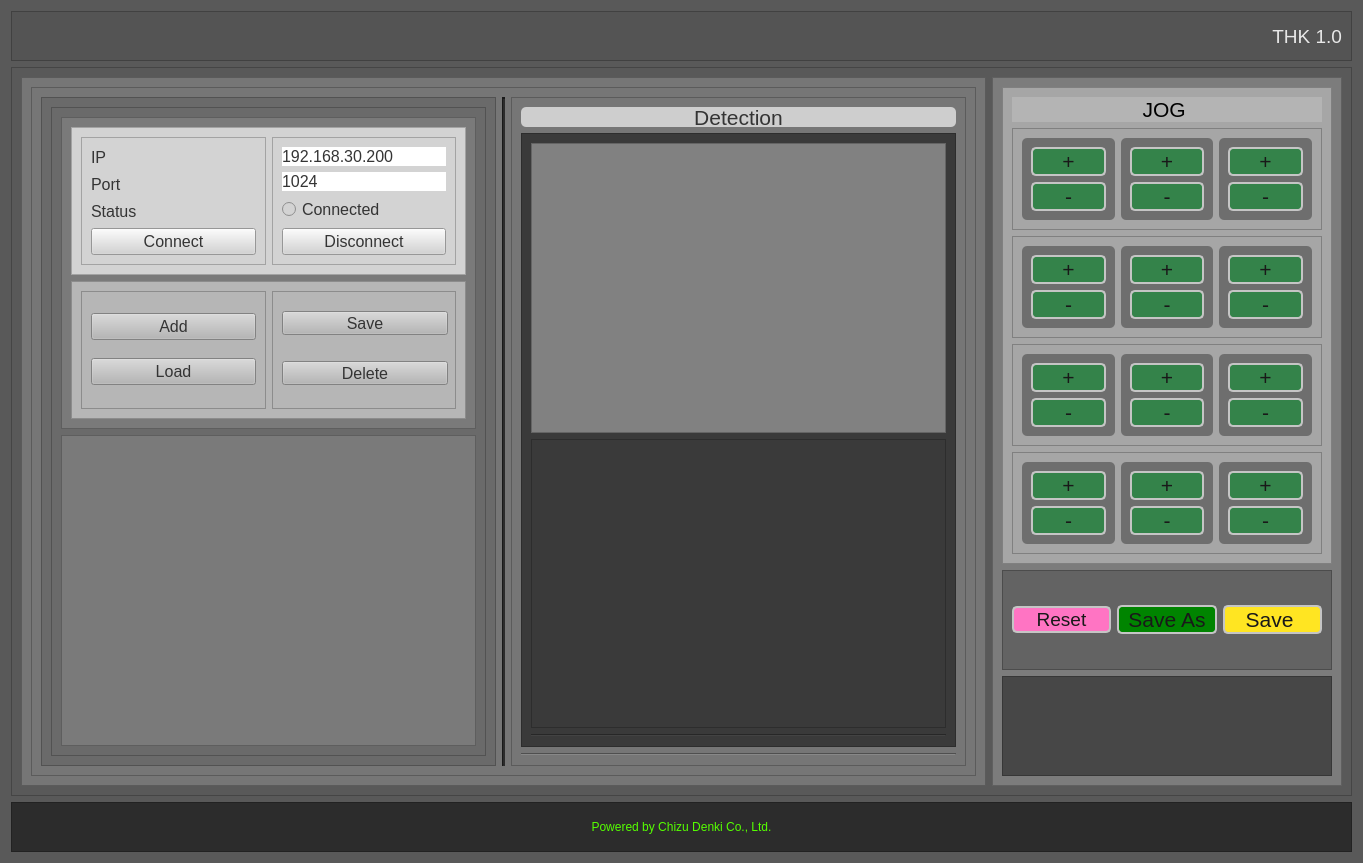
Old version of the form UI/MainForm.ui in the repository augustineajibo/THK_Hand.
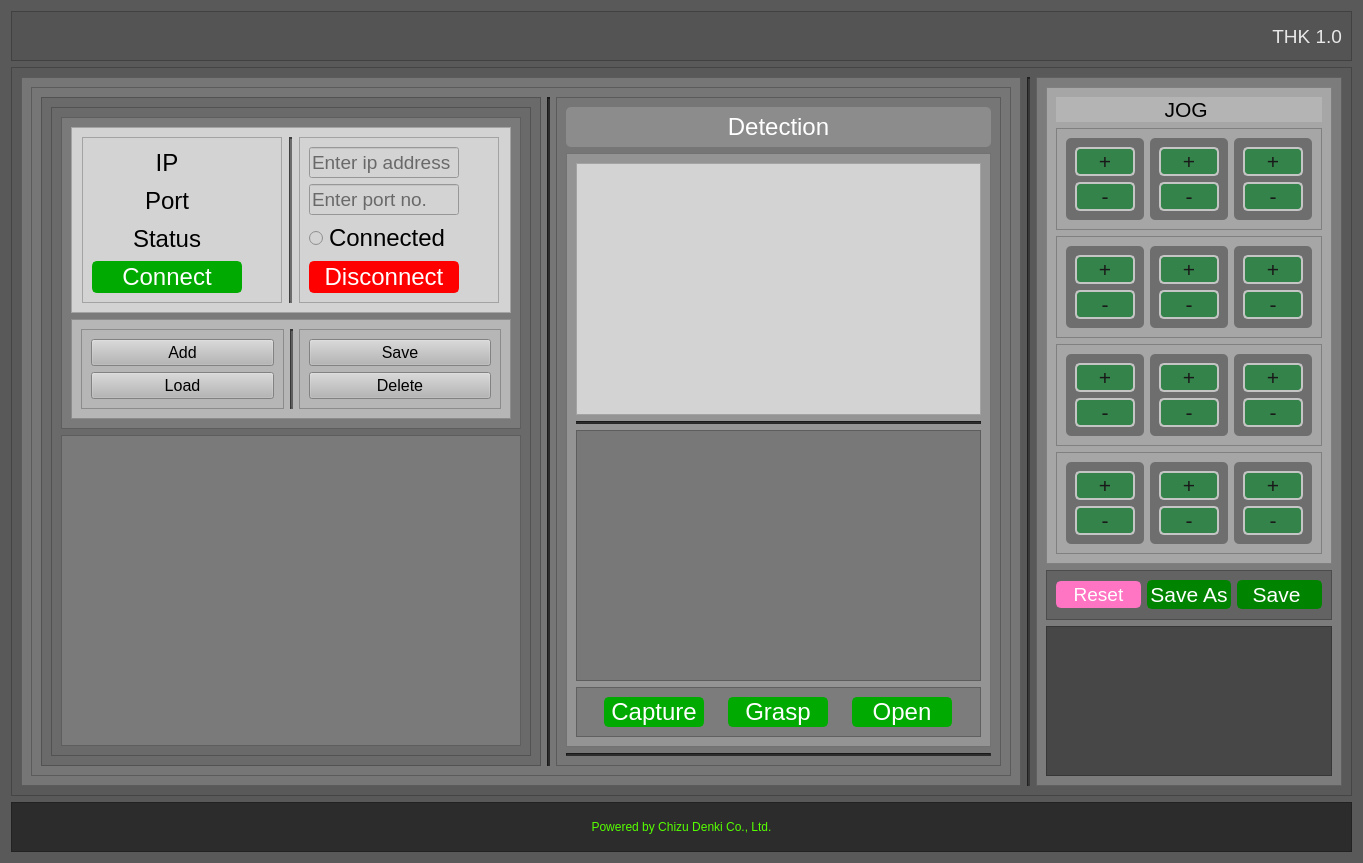
New version of the form.

The edit to the form file:
```diff
--- a/UI/MainForm.ui
+++ b/UI/MainForm.ui
@@ -67,6 +67,12 @@
    </item>
    <item>
     <widget class="QFrame" name="frame_2">
+     <property name="maximumSize">
+      <size>
+       <width>1600</width>
+       <height>16777215</height>
+      </size>
+     </property>
      <property name="frameShape">
       <enum>QFrame::StyledPanel</enum>
      </property>
@@ -76,6 +82,12 @@
      <layout class="QHBoxLayout" name="horizontalLayout_2">
       <item>
        <widget class="QFrame" name="frame_3">
+        <property name="maximumSize">
+         <size>
+          <width>1000</width>
+          <height>16777215</height>
+         </size>
+        </property>
         <property name="styleSheet">
          <string notr="true">background-color: rgb(118, 118, 118);</string>
         </property>
@@ -89,7 +101,7 @@
          <item>
           <widget class="QFrame" name="frame_4">
            <property name="styleSheet">
-            <string notr="true">color: rgb(52, 52, 52);</string>
+            <string notr="true">background-color: rgb(118, 118, 118);</string>
            </property>
            <property name="frameShape">
             <enum>QFrame::StyledPanel</enum>
@@ -100,6 +112,12 @@
            <layout class="QHBoxLayout" name="horizontalLayout_3">
             <item>
              <widget class="QFrame" name="frame_6">
+              <property name="maximumSize">
+               <size>
+                <width>500</width>
+                <height>16777215</height>
+               </size>
+              </property>
               <property name="styleSheet">
                <string notr="true">background-color: rgb(106, 106, 106);</string>
               </property>
@@ -145,6 +163,12 @@
                        <layout class="QHBoxLayout" name="horizontalLayout_10">
                         <item>
                          <widget class="QFrame" name="frame_22">
+                          <property name="maximumSize">
+                           <size>
+                            <width>200</width>
+                            <height>16777215</height>
+                           </size>
+                          </property>
                           <property name="frameShape">
                            <enum>QFrame::StyledPanel</enum>
                           </property>
@@ -153,48 +177,89 @@
                           </property>
                           <layout class="QVBoxLayout" name="verticalLayout_22">
                            <item>
-                            <widget class="QLabel" name="label_5">
+                            <widget class="QLabel" name="lb_ip">
+                             <property name="maximumSize">
+                              <size>
+                               <width>150</width>
+                               <height>16777215</height>
+                              </size>
+                             </property>
                              <property name="font">
                               <font>
-                               <pointsize>12</pointsize>
+                               <pointsize>18</pointsize>
                               </font>
                              </property>
                              <property name="text">
                               <string>IP</string>
                              </property>
+                             <property name="alignment">
+                              <set>Qt::AlignCenter</set>
+                             </property>
                             </widget>
                            </item>
                            <item>
-                            <widget class="QLabel" name="label_6">
+                            <widget class="QLabel" name="lb_port">
+                             <property name="maximumSize">
+                              <size>
+                               <width>150</width>
+                               <height>16777215</height>
+                              </size>
+                             </property>
                              <property name="font">
                               <font>
-                               <pointsize>12</pointsize>
+                               <pointsize>18</pointsize>
                               </font>
                              </property>
                              <property name="text">
                               <string>Port</string>
                              </property>
+                             <property name="alignment">
+                              <set>Qt::AlignCenter</set>
+                             </property>
                             </widget>
                            </item>
                            <item>
-                            <widget class="QLabel" name="label_3">
+                            <widget class="QLabel" name="lb_status">
+                             <property name="maximumSize">
+                              <size>
+                               <width>150</width>
+                               <height>16777215</height>
+                              </size>
+                             </property>
                              <property name="font">
                               <font>
-                               <pointsize>12</pointsize>
+                               <pointsize>18</pointsize>
                               </font>
                              </property>
                              <property name="text">
                               <string>Status</string>
                              </property>
+                             <property name="alignment">
+                              <set>Qt::AlignCenter</set>
+                             </property>
                             </widget>
                            </item>
                            <item>
-                            <widget class="QPushButton" name="pushButton">
+                            <widget class="QPushButton" name="pb_connect">
+                             <property name="maximumSize">
+                              <size>
+                               <width>150</width>
+                               <height>16777215</height>
+                              </size>
+                             </property>
                              <property name="font">
                               <font>
-                               <pointsize>12</pointsize>
+                               <pointsize>18</pointsize>
                               </font>
                              </property>
+                             <property name="styleSheet">
+                              <string notr="true">border: 2px solid ;
+border-color: rgb(0, 170, 0);
+color: rgb(255, 255, 255);
+border-radius: 5px;
+background-color: rgb(0, 170, 0);
+</string>
+                             </property>
                              <property name="text">
                               <string>Connect</string>
                              </property>
@@ -203,8 +268,27 @@
                           </layout>
                          </widget>
                         </item>
+                        <item>
+                         <widget class="Line" name="line_5">
+                          <property name="styleSheet">
+                           <string notr="true">background-color: rgb(95, 95, 95);</string>
+                          </property>
+                          <property name="lineWidth">
+                           <number>2</number>
+                          </property>
+                          <property name="orientation">
+                           <enum>Qt::Vertical</enum>
+                          </property>
+                         </widget>
+                        </item>
                         <item>
                          <widget class="QFrame" name="frame_21">
+                          <property name="maximumSize">
+                           <size>
+                            <width>200</width>
+                            <height>16777215</height>
+                           </size>
+                          </property>
                           <property name="frameShape">
                            <enum>QFrame::StyledPanel</enum>
                           </property>
@@ -213,40 +297,60 @@
                           </property>
                           <layout class="QVBoxLayout" name="verticalLayout_23">
                            <item>
-                            <widget class="QLabel" name="label_4">
+                            <widget class="QLineEdit" name="le_ip">
+                             <property name="maximumSize">
+                              <size>
+                               <width>150</width>
+                               <height>16777215</height>
+                              </size>
+                             </property>
                              <property name="font">
                               <font>
-                               <pointsize>12</pointsize>
+                               <pointsize>14</pointsize>
                               </font>
                              </property>
                              <property name="styleSheet">
-                              <string notr="true">background-color: rgb(255, 255, 255);</string>
+                              <string notr="true">background-color: rgb(211, 211, 211);
+border-color: rgb(211, 211, 211);</string>
                              </property>
-                             <property name="text">
-                              <string>192.168.30.200</string>
+                             <property name="placeholderText">
+                              <string>Enter ip address</string>
                              </property>
                             </widget>
                            </item>
                            <item>
-                            <widget class="QLabel" name="label_7">
+                            <widget class="QLineEdit" name="le_port">
+                             <property name="maximumSize">
+                              <size>
+                               <width>150</width>
+                               <height>16777215</height>
+                              </size>
+                             </property>
                              <property name="font">
                               <font>
-                               <pointsize>12</pointsize>
+                               <pointsize>14</pointsize>
                               </font>
                              </property>
                              <property name="styleSheet">
-                              <string notr="true">background-color: rgb(255, 255, 255);</string>
+                              <string notr="true">background-color: rgb(211, 211, 211);
+border-color: rgb(211, 211, 211);</string>
                              </property>
-                             <property name="text">
-                              <string>1024</string>
+                             <property name="placeholderText">
+                              <string>Enter port no.</string>
                              </property>
                             </widget>
                            </item>
                            <item>
-                            <widget class="QRadioButton" name="radioButton">
+                            <widget class="QRadioButton" name="rb_status">
+                             <property name="maximumSize">
+                              <size>
+                               <width>150</width>
+                               <height>16777215</height>
+                              </size>
+                             </property>
                              <property name="font">
                               <font>
-                               <pointsize>12</pointsize>
+                               <pointsize>18</pointsize>
                               </font>
                              </property>
                              <property name="text">
@@ -255,12 +359,26 @@
                             </widget>
                            </item>
                            <item>
-                            <widget class="QPushButton" name="pushButton_29">
+                            <widget class="QPushButton" name="pb_disconnect">
+                             <property name="maximumSize">
+                              <size>
+                               <width>150</width>
+                               <height>16777215</height>
+                              </size>
+                             </property>
                              <property name="font">
                               <font>
-                               <pointsize>12</pointsize>
+                               <pointsize>18</pointsize>
                               </font>
                              </property>
+                             <property name="styleSheet">
+                              <string notr="true">border: 2px solid ;
+color: rgb(255, 255, 255);
+border-color: rgb(255, 0, 0);
+border-radius: 5px;
+background-color: rgb(255, 0, 0);
+</string>
+                             </property>
                              <property name="text">
                               <string>Disconnect</string>
                              </property>
@@ -320,6 +438,19 @@
                           </layout>
                          </widget>
                         </item>
+                        <item>
+                         <widget class="Line" name="line_4">
+                          <property name="styleSheet">
+                           <string notr="true">background-color: rgb(83, 83, 83);</string>
+                          </property>
+                          <property name="lineWidth">
+                           <number>2</number>
+                          </property>
+                          <property name="orientation">
+                           <enum>Qt::Vertical</enum>
+                          </property>
+                         </widget>
+                        </item>
                         <item>
                          <widget class="QFrame" name="frame_20">
                           <property name="frameShape">
@@ -328,42 +459,32 @@
                           <property name="frameShadow">
                            <enum>QFrame::Raised</enum>
                           </property>
-                          <widget class="QPushButton" name="pushButton_31">
-                           <property name="geometry">
-                            <rect>
-                             <x>10</x>
-                             <y>20</y>
-                             <width>166</width>
-                             <height>24</height>
-                            </rect>
-                           </property>
-                           <property name="font">
-                            <font>
-                             <pointsize>12</pointsize>
-                            </font>
-                           </property>
-                           <property name="text">
-                            <string>Save</string>
-                           </property>
-                          </widget>
-                          <widget class="QPushButton" name="pushButton_33">
-                           <property name="geometry">
-                            <rect>
-                             <x>10</x>
-                             <y>70</y>
-                             <width>166</width>
-                             <height>24</height>
-                            </rect>
-                           </property>
-                           <property name="font">
-                            <font>
-                             <pointsize>12</pointsize>
-                            </font>
-                           </property>
-                           <property name="text">
-                            <string>Delete</string>
-                           </property>
-                          </widget>
+                          <layout class="QVBoxLayout" name="verticalLayout_25">
+                           <item>
+                            <widget class="QPushButton" name="pushButton_31">
+                             <property name="font">
+                              <font>
+                               <pointsize>12</pointsize>
+                              </font>
+                             </property>
+                             <property name="text">
+                              <string>Save</string>
+                             </property>
+                            </widget>
+                           </item>
+                           <item>
+                            <widget class="QPushButton" name="pushButton_33">
+                             <property name="font">
+                              <font>
+                               <pointsize>12</pointsize>
+                              </font>
+                             </property>
+                             <property name="text">
+                              <string>Delete</string>
+                             </property>
+                            </widget>
+                           </item>
+                          </layout>
                          </widget>
                         </item>
                        </layout>
@@ -407,6 +528,15 @@
             </item>
             <item>
              <widget class="QFrame" name="frame_5">
+              <property name="maximumSize">
+               <size>
+                <width>500</width>
+                <height>16777215</height>
+               </size>
+              </property>
+              <property name="styleSheet">
+               <string notr="true">background-color: rgb(118, 118, 118);</string>
+              </property>
               <property name="frameShape">
                <enum>QFrame::StyledPanel</enum>
               </property>
@@ -419,17 +549,18 @@
                  <property name="maximumSize">
                   <size>
                    <width>16777215</width>
-                   <height>20</height>
+                   <height>40</height>
                   </size>
                  </property>
                  <property name="font">
                   <font>
-                   <pointsize>16</pointsize>
+                   <pointsize>18</pointsize>
                   </font>
                  </property>
                  <property name="styleSheet">
                   <string notr="true">border-radius: 5px;
-background-color: rgb(206, 206, 206);</string>
+color: rgb(255, 255, 255);
+background-color: rgb(140, 140, 140);</string>
                  </property>
                  <property name="text">
                   <string>Detection</string>
@@ -442,7 +573,7 @@
                <item>
                 <widget class="QFrame" name="frame_7">
                  <property name="styleSheet">
-                  <string notr="true">background-color: rgb(58, 58, 58);</string>
+                  <string notr="true">background-color: rgb(148, 148, 148);</string>
                  </property>
                  <property name="frameShape">
                   <enum>QFrame::StyledPanel</enum>
@@ -454,7 +585,7 @@
                   <item>
                    <widget class="QFrame" name="frame">
                     <property name="styleSheet">
-                     <string notr="true">background-color: rgb(129, 129, 129);</string>
+                     <string notr="true">background-color: rgb(211, 211, 211);</string>
                     </property>
                     <property name="frameShape">
                      <enum>QFrame::StyledPanel</enum>
@@ -465,27 +596,136 @@
                    </widget>
                   </item>
                   <item>
-                   <widget class="QFrame" name="frame_8">
-                    <property name="frameShape">
-                     <enum>QFrame::StyledPanel</enum>
+                   <widget class="Line" name="line_2">
+                    <property name="styleSheet">
+                     <string notr="true">background-color: rgb(38, 38, 38);</string>
                     </property>
-                    <property name="frameShadow">
-                     <enum>QFrame::Raised</enum>
-                    </property>
-                   </widget>
-                  </item>
-                  <item>
-                   <widget class="Line" name="line_3">
                     <property name="orientation">
                      <enum>Qt::Horizontal</enum>
                     </property>
                    </widget>
                   </item>
+                  <item>
+                   <widget class="QFrame" name="frame_8">
+                    <property name="styleSheet">
+                     <string notr="true">background-color: rgb(120, 120, 120);</string>
+                    </property>
+                    <property name="frameShape">
+                     <enum>QFrame::StyledPanel</enum>
+                    </property>
+                    <property name="frameShadow">
+                     <enum>QFrame::Raised</enum>
+                    </property>
+                   </widget>
+                  </item>
+                  <item>
+                   <widget class="QFrame" name="frame_23">
+                    <property name="maximumSize">
+                     <size>
+                      <width>16777215</width>
+                      <height>50</height>
+                     </size>
+                    </property>
+                    <property name="styleSheet">
+                     <string notr="true">background-color: rgb(124, 124, 124);</string>
+                    </property>
+                    <property name="frameShape">
+                     <enum>QFrame::StyledPanel</enum>
+                    </property>
+                    <property name="frameShadow">
+                     <enum>QFrame::Raised</enum>
+                    </property>
+                    <layout class="QHBoxLayout" name="horizontalLayout_12">
+                     <item>
+                      <widget class="QPushButton" name="pushButton_35">
+                       <property name="maximumSize">
+                        <size>
+                         <width>100</width>
+                         <height>16777215</height>
+                        </size>
+                       </property>
+                       <property name="font">
+                        <font>
+                         <pointsize>18</pointsize>
+                        </font>
+                       </property>
+                       <property name="styleSheet">
+                        <string notr="true">border: 2px solid ;
+border-color: rgb(0, 170, 0);
+color: rgb(255, 255, 255);
+border-radius: 5px;
+background-color: rgb(0, 170, 0);
+</string>
+                       </property>
+                       <property name="text">
+                        <string>Capture</string>
+                       </property>
+                      </widget>
+                     </item>
+                     <item>
+                      <widget class="QPushButton" name="pushButton_34">
+                       <property name="maximumSize">
+                        <size>
+                         <width>100</width>
+                         <height>16777215</height>
+                        </size>
+                       </property>
+                       <property name="font">
+                        <font>
+                         <pointsize>18</pointsize>
+                        </font>
+                       </property>
+                       <property name="styleSheet">
+                        <string notr="true">border: 2px solid ;
+border-color: rgb(0, 170, 0);
+color: rgb(255, 255, 255);
+border-radius: 5px;
+background-color: rgb(0, 170, 0);</string>
+                       </property>
+                       <property name="text">
+                        <string>Grasp</string>
+                       </property>
+                      </widget>
+                     </item>
+                     <item>
+                      <widget class="QPushButton" name="pushButton_36">
+                       <property name="maximumSize">
+                        <size>
+                         <width>100</width>
+                         <height>16777215</height>
+                        </size>
+                       </property>
+                       <property name="font">
+                        <font>
+                         <pointsize>18</pointsize>
+                        </font>
+                       </property>
+                       <property name="styleSheet">
+                        <string notr="true">border: 2px solid ;
+color: rgb(255, 255, 255);
+border-color: rgb(0, 170, 0);
+border-radius: 5px;
+background-color: rgb(0, 170, 0);</string>
+                       </property>
+                       <property name="text">
+                        <string>Open</string>
+                       </property>
+                      </widget>
+                     </item>
+                    </layout>
+                   </widget>
+                  </item>
                  </layout>
                 </widget>
                </item>
                <item>
-                <widget class="Line" name="line_2">
+                <widget class="Line" name="line_3">
+                 <property name="styleSheet">
+                  <string notr="true">background-color: rgb(38, 38, 38);</string>
+                 </property>
+                 <property name="lineWidth">
+                  <number>2</number>
+                 </property>
                  <property name="orientation">
                   <enum>Qt::Horizontal</enum>
                  </property>
@@ -500,11 +740,24 @@
         </layout>
        </widget>
       </item>
+      <item>
+       <widget class="Line" name="line_6">
+        <property name="styleSheet">
+         <string notr="true">background-color: rgb(48, 48, 48);</string>
+        </property>
+        <property name="lineWidth">
+         <number>2</number>
+        </property>
+        <property name="orientation">
+         <enum>Qt::Vertical</enum>
+        </property>
+       </widget>
+      </item>
       <item>
        <widget class="QFrame" name="frame_StatCtrlPanel">
         <property name="maximumSize">
          <size>
-          <width>350</width>
+          <width>500</width>
           <height>16777215</height>
          </size>
         </property>
@@ -1307,6 +1560,12 @@
          </item>
          <item>
           <widget class="QFrame" name="frame_9">
+           <property name="maximumSize">
+            <size>
+             <width>16777215</width>
+             <height>50</height>
+            </size>
+           </property>
            <property name="styleSheet">
             <string notr="true">background-color: rgb(99, 99, 99);</string>
            </property>
@@ -1326,10 +1585,10 @@
               </property>
               <property name="styleSheet">
                <string notr="true">border: 2px solid ;
-border-color: rgb(197, 197, 197);
 border-radius: 5px;
+border-color: rgb(255, 116, 195);
 background-color: rgb(255, 116, 195);
-color: rgb(25, 25, 25);
+color: rgb(255, 255, 255);
 </string>
               </property>
               <property name="text">
@@ -1346,10 +1605,10 @@
               </property>
               <property name="styleSheet">
                <string notr="true">border: 2px solid ;
-border-color: rgb(197, 197, 197);
 border-radius: 5px;
+border-color: rgb(0, 132, 0);
 background-color: rgb(0, 132, 0);
-color: rgb(25, 25, 25);
+color: rgb(255, 255, 255);
 </string>
               </property>
               <property name="text">
@@ -1366,10 +1625,11 @@
               </property>
               <property name="styleSheet">
                <string notr="true">border: 2px solid ;
-border-color: rgb(197, 197, 197);
+color: rgb(255, 255, 255);
+border-color: rgb(0, 132, 0);
 border-radius: 5px;
-background-color: rgb(255, 229, 34);
-color: rgb(25, 25, 25);
+background-color: rgb(0, 132, 0);
+
 </string>
               </property>
               <property name="text">
```
